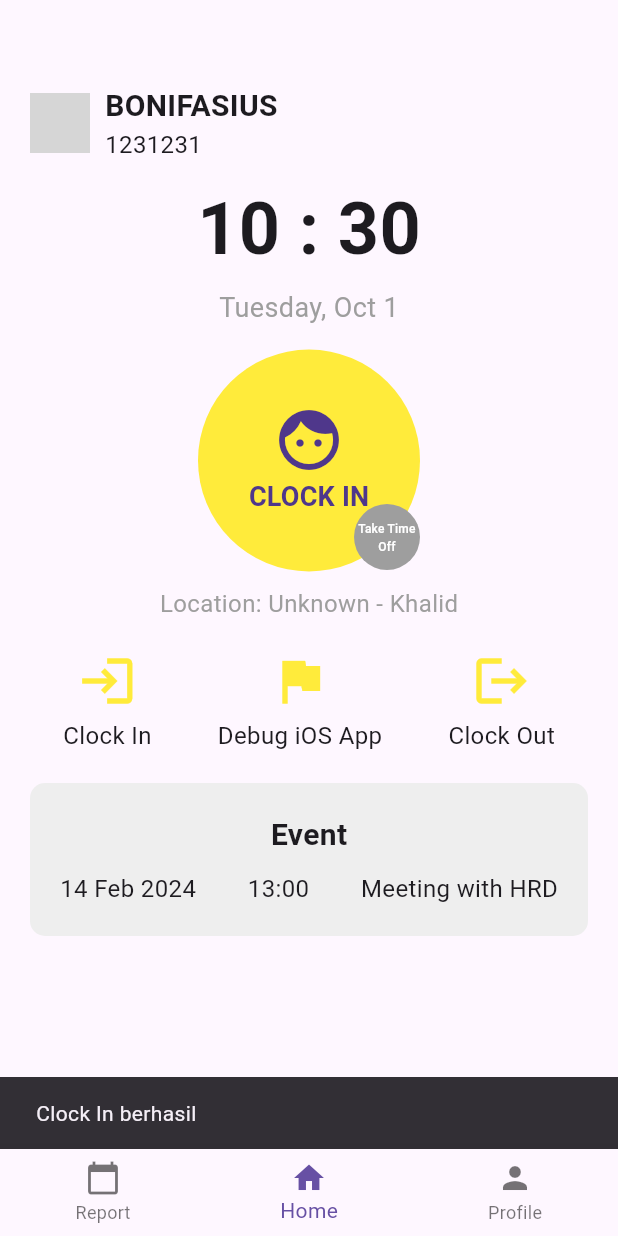
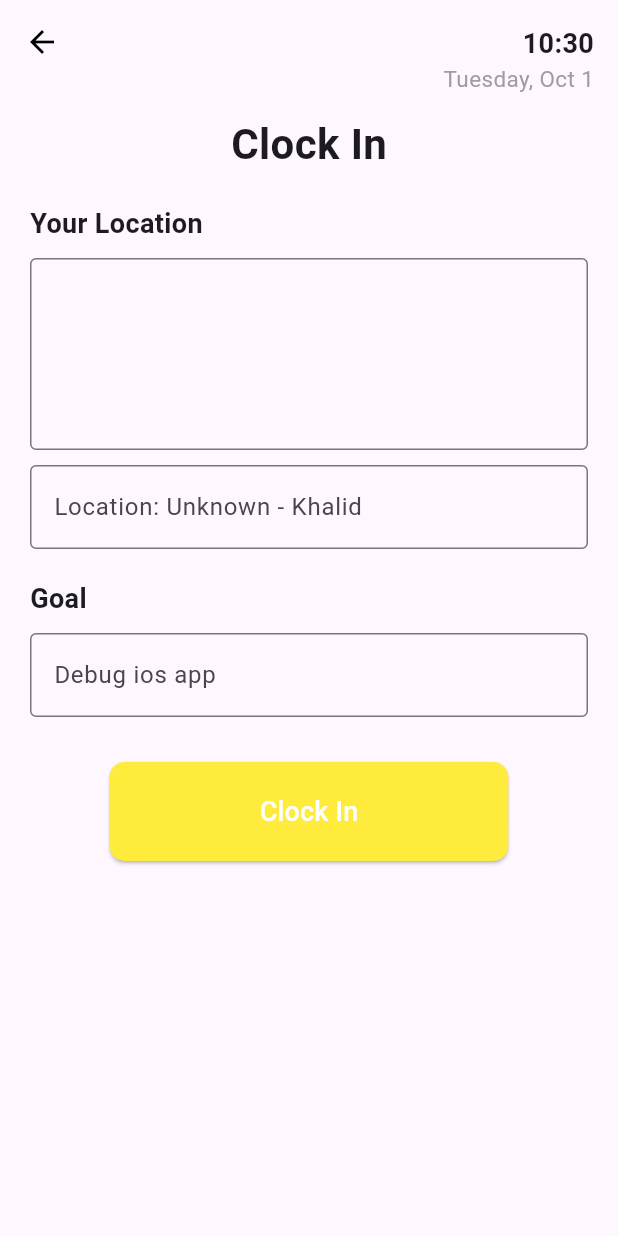
Before and after one commit to Elvrt/worktrack, a Flutter app: the screen it shows after launch, after a tap on "CLOCK IN", on a phone screen of 412 x 824 dp. Run offline on Flutter 3.47's test engine with Material 3 defaults, Android fonts, the phone set to English and light mode, and no system bars; network calls fail; grey boxes are pictures that could not be loaded.

Commit message:
home page clock in

```diff
--- a/lib/main.dart
+++ b/lib/main.dart
@@ -90,8 +90,11 @@
               children: [
                 InkWell(
                   onTap: () {
-                    // Implementasi fungsi clock in
-                    _showMessage(context, 'Clock In berhasil');
+                    // Navigasi ke halaman ClockInPage
+                    Navigator.push(
+                      context,
+                      MaterialPageRoute(builder: (context) => ClockInPage()),
+                    );
                   },
                   child: CircleAvatar(
                     radius: 74,
@@ -137,48 +140,30 @@
               style: TextStyle(fontSize: 16, color: Colors.grey),
             ),
             SizedBox(height: 20),
-            // Clock In / Debug iOS App / Clock Out Buttons
+            // Clock In / Debug iOS App / Clock Out
             Row(
               mainAxisAlignment: MainAxisAlignment.spaceAround,
               children: [
-                InkWell(
-                  onTap: () {
-                    // Implementasi fungsi Clock In
-                    _showMessage(context, 'Clock In ditekan');
-                  },
-                  child: Column(
+                Column(
                   children: [
                     Icon(Icons.login, size: 40, color: Colors.yellow),
                     SizedBox(height: 5),
                     Text('Clock In', style: TextStyle(fontSize: 16)),
                   ],
                 ),
-                ),
-                InkWell(
-                  onTap: () {
-                    // Implementasi fungsi Debug iOS App
-                    _showMessage(context, 'Debug iOS App ditekan');
-                  },
-                  child: Column(
+                Column(
                   children: [
                     Icon(Icons.flag, size: 40, color: Colors.yellow),
                     SizedBox(height: 5),
                     Text('Debug iOS App', style: TextStyle(fontSize: 16)),
                   ],
                 ),
-                ),
-                InkWell(
-                  onTap: () {
-                    // Implementasi fungsi Clock Out
-                    _showMessage(context, 'Clock Out ditekan');
-                  },
-                  child: Column(
+                Column(
                   children: [
                     Icon(Icons.logout, size: 40, color: Colors.yellow),
                     SizedBox(height: 5),
                     Text('Clock Out', style: TextStyle(fontSize: 16)),
                   ],
-                  ),
                 ),
               ],
             ),
@@ -256,3 +241,113 @@
     return "0$n";
   }
 }
+
+// Halaman baru untuk Clock In
+class ClockInPage extends StatelessWidget {
+  @override
+  Widget build(BuildContext context) {
+    return Scaffold(
+      appBar: AppBar(
+        elevation: 0,
+        backgroundColor: Colors.transparent,
+        leading: IconButton(
+          icon: Icon(Icons.arrow_back, color: Colors.black),
+          onPressed: () {
+            Navigator.pop(context);
+          },
+        ),
+        flexibleSpace: Padding(
+          padding: const EdgeInsets.all(16.0), // Add padding here
+          child: Column(
+            crossAxisAlignment: CrossAxisAlignment.end,
+            children: [
+              Text(
+                _formatTime(DateTime.now()),
+                style: TextStyle(fontSize: 18, fontWeight: FontWeight.bold),
+              ),
+              Text(
+                _formatDate(DateTime.now()),
+                style: TextStyle(fontSize: 15, color: Colors.grey),
+              ),
+            ],
+          ),
+        ),
+      ),
+      body: Padding(
+        padding: const EdgeInsets.symmetric(horizontal: 20.0),
+        child: SingleChildScrollView(
+          child: Column(
+            crossAxisAlignment: CrossAxisAlignment.start,
+            children: [
+              SizedBox(height: 20),
+              Center(
+                child: Text(
+                  'Clock In',
+                  style: TextStyle(fontSize: 28, fontWeight: FontWeight.bold),
+                ),
+              ),
+              SizedBox(height: 20),
+              Text(
+                'Your Location',
+                style: TextStyle(fontSize: 18, fontWeight: FontWeight.bold),
+              ),
+              SizedBox(height: 10),
+              TextField(
+                maxLines: 4,
+                decoration: InputDecoration(
+                  border: OutlineInputBorder(),
+                ),
+              ),
+              SizedBox(height: 10),
+              TextField(
+                decoration: InputDecoration(
+                  border: OutlineInputBorder(),
+                  labelText: 'Location: Unknown - Khalid',
+                ),
+              ),
+              SizedBox(height: 20),
+              Text(
+                'Goal',
+                style: TextStyle(fontSize: 18, fontWeight: FontWeight.bold),
+              ),
+              SizedBox(height: 10),
+              TextField(
+                decoration: InputDecoration(
+                  border: OutlineInputBorder(),
+                  labelText: 'Debug ios app',
+                ),
+              ),
+              SizedBox(height: 30),
+              Center(
+                child: ElevatedButton(
+                  style: ElevatedButton.styleFrom(
+                    backgroundColor: Colors.yellow,
+                    padding: EdgeInsets.symmetric(horizontal: 100, vertical: 20),
+                    shape: RoundedRectangleBorder(
+                      borderRadius: BorderRadius.circular(10),
+                    ),
+                  ),
+                  onPressed: () {
+                    // Implement Clock In functionality here
+                  },
+                  child: Text(
+                    'Clock In',
+                    style: TextStyle(color: Colors.white, fontSize: 18),
+                  ),
+                ),
+              ),
+            ],
+          ),
+        ),
+      ),
+    );
+  }
+
+  String _formatTime(DateTime dateTime) {
+    return DateFormat('HH:mm').format(dateTime);
+  }
+
+  String _formatDate(DateTime dateTime) {
+    return DateFormat('EEEE, MMM d').format(dateTime);
+  }
+}
```
Lines whose indentation alone changed are shown as unchanged.
